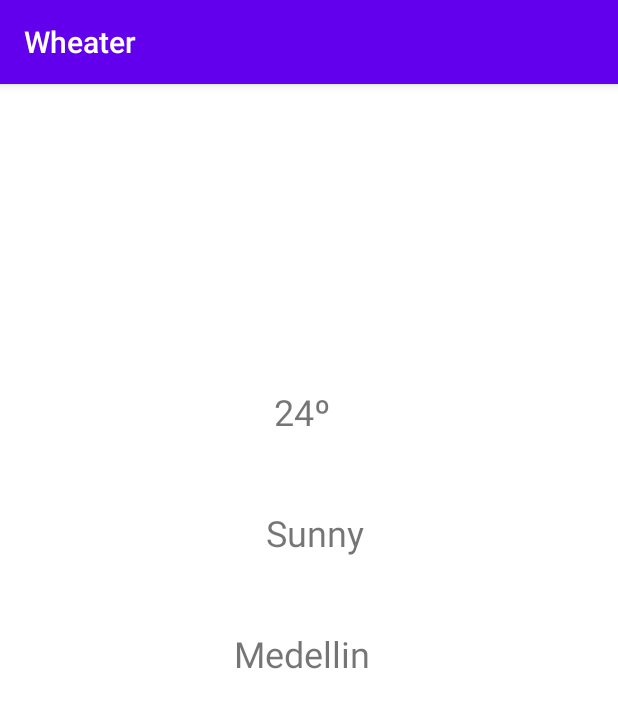
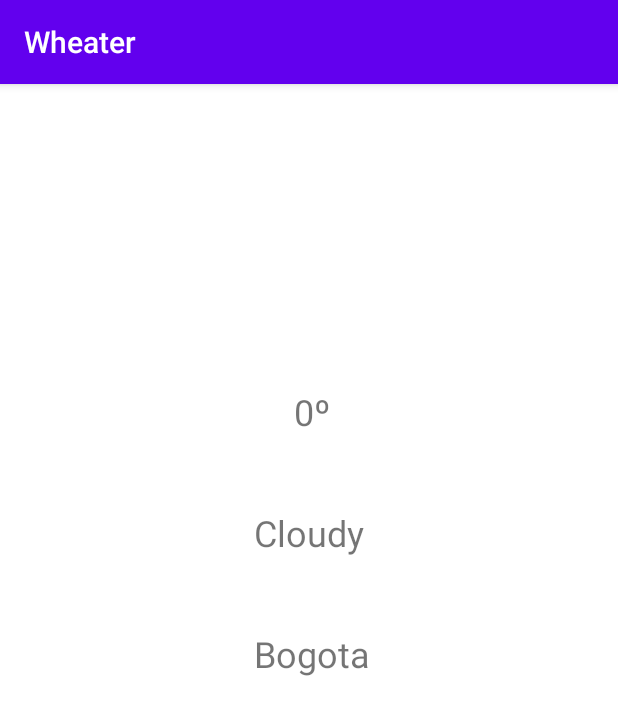
Before and after one commit to Evan-ploop17/Weather, an Android app: the screen it shows after launch (MainActivity), after a tap on "WHEATER FROM MEDELLIN", on a phone screen of 412 x 824 dp. Shown: the top 715 px of the screen. Run offline under Robolectric (Android 15) with nearby library versions, the phone set to English and light mode, and no system bars; our stand-ins replace Volley; network calls fail.

```diff
--- a/app/src/main/java/com/example/clima/MainActivity.kt
+++ b/app/src/main/java/com/example/clima/MainActivity.kt
@@ -2,8 +2,15 @@ package com.example.clima
 
 import androidx.appcompat.app.AppCompatActivity
 import android.os.Bundle
+import android.util.Log
 import android.widget.Toast
+import com.android.volley.Request
+import com.android.volley.Response
+import com.android.volley.toolbox.StringRequest
+import com.android.volley.toolbox.Volley
+import com.google.gson.Gson
 import kotlinx.android.synthetic.main.activity_main.*
+import java.lang.Exception
 
 class MainActivity : AppCompatActivity() {
     override fun onCreate(savedInstanceState: Bundle?) {
@@ -12,24 +19,37 @@ class MainActivity : AppCompatActivity() {
 
         val city = intent.getStringExtra("city")
 
-        val bogota = City("Bogota", 12, "Cloudy")
-        val medellin = City("Medellin", 24, "Sunny")
+        if(Network.thereIsNetwork(this)){
+            // Execute HTTP request
+                Toast.makeText(this, "Hay red", Toast.LENGTH_LONG).show()
+                requestHTTPVolley("https://api.openweathermap.org/data/2.5/weather?id=3674962&appid=d83db4f259a5b6e14bb72ca03f55742d")
+        }else{
+            // Show a message
 
-        when (city) {
-            "Bogota" -> {
-                textDegrees.text = bogota.degrees.toString() + "º"
-                textCity.text = bogota.name
-                textState.text = bogota.state
-            }
-            "Medellin" -> {
-                textDegrees.text = medellin.degrees.toString() + "º"
-                textCity.text = medellin.name
-                textState.text = medellin.state
-            }
-            else -> {
-                Toast.makeText(this, "Information not found", Toast.LENGTH_LONG).show()
-            }
         }
 
+
     }
+
+    private fun requestHTTPVolley(url:String){
+
+        val queue = Volley.newRequestQueue(this)
+        val request = StringRequest(Request.Method.GET, url, Response.Listener<String>{
+            response->
+            try{
+                Log.d("http",response)
+
+                val gson = Gson()
+                val city = gson.fromJson(response, City::class.java)
+                Log.d("city", city.name)
+
+                textDegrees.text = city.main?.temp.toString() + "º"
+                textCity.text = city.name
+                textState.text = city.weather?.get(0)?.description
+            }catch (e: Exception){
+            }
+        }, Response.ErrorListener {})
+        queue.add(request)
+    }
+
 }
```
